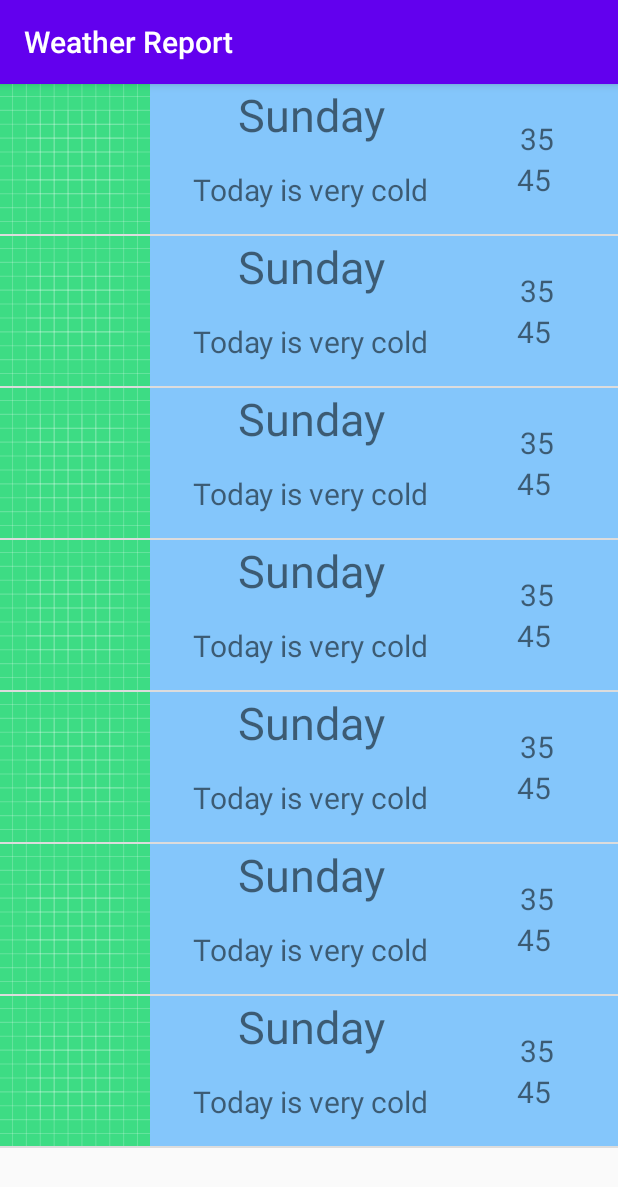
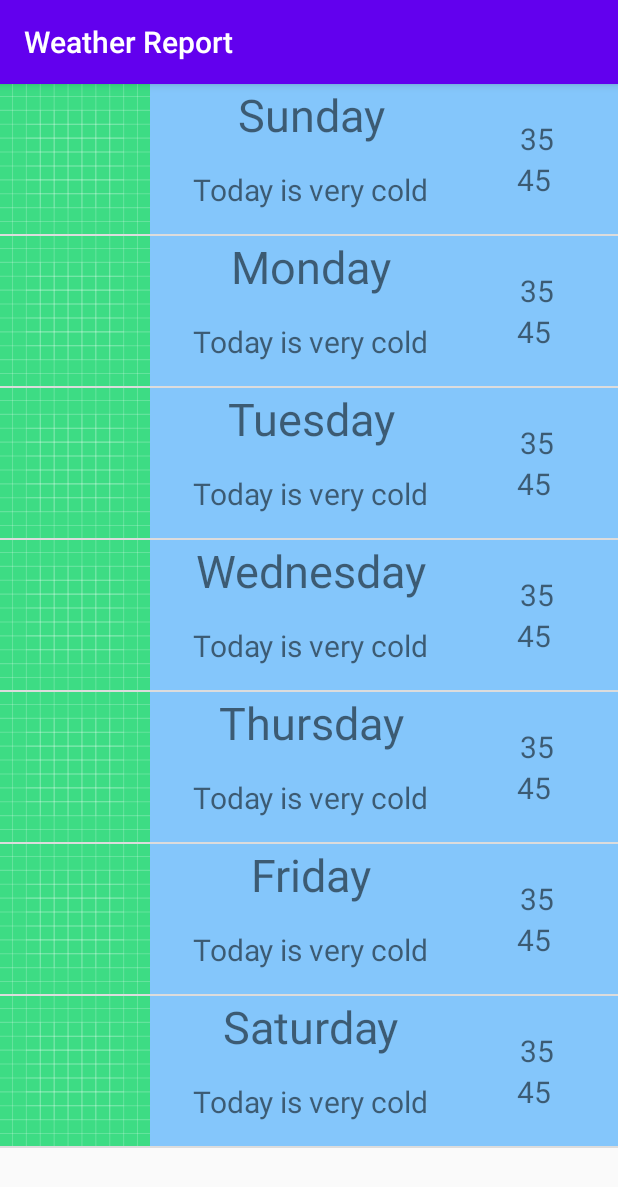
Before and after one commit to zfareed/Assignment_1, an Android app: the screen it shows after launch (MainActivity), on a phone screen of 412 x 824 dp. Shown: the top 1187 px of the screen. Run offline under Robolectric (Android 15) with nearby library versions, the phone set to English and light mode, and no system bars.

Commit message:
some changes

```diff
--- a/app/src/main/java/com/example/assignment_1/MainActivity.java
+++ b/app/src/main/java/com/example/assignment_1/MainActivity.java
@@ -7,12 +7,16 @@ import androidx.recyclerview.widget.RecyclerView;
 
 import android.os.Bundle;
 
+import java.util.ArrayList;
+
 public class MainActivity extends AppCompatActivity {
+    ArrayList<String> dayNames;
 
     @Override
     protected void onCreate(Bundle savedInstanceState) {
         super.onCreate(savedInstanceState);
         setContentView(R.layout.activity_main);
+        Days();
 
 
 
@@ -25,10 +29,21 @@ public class MainActivity extends AppCompatActivity {
 
 
         LinearLayoutManager layoutManager = new LinearLayoutManager(this);
-        MyWeatherAdapter weatherAdapter = new MyWeatherAdapter(this);
+        MyWeatherAdapter weatherAdapter = new MyWeatherAdapter(this, dayNames);
         recyclerView.setLayoutManager(layoutManager);
         recyclerView.setAdapter(weatherAdapter);
 
 
     }
+
+    public  void Days(){
+            dayNames = new ArrayList<String>();
+            dayNames.add("Sunday");
+            dayNames.add("Monday");
+            dayNames.add("Tuesday");
+            dayNames.add("Wednesday");
+            dayNames.add("Thursday");
+            dayNames.add("Friday");
+            dayNames.add("Saturday");
+    }
 }
--- a/app/src/main/java/com/example/assignment_1/MyWeatherAdapter.java
+++ b/app/src/main/java/com/example/assignment_1/MyWeatherAdapter.java
@@ -11,11 +11,15 @@ import android.widget.TextView;
 import androidx.annotation.NonNull;
 import androidx.recyclerview.widget.RecyclerView;
 
+import java.util.ArrayList;
+
 public class MyWeatherAdapter extends RecyclerView.Adapter<MyWeatherAdapter.MyViewHolder> implements View.OnClickListener{
 
     Context context;
-    public MyWeatherAdapter(Context context) {
+    ArrayList<String> days;
+    public MyWeatherAdapter(Context context, ArrayList<String> days) {
         this.context = context;
+        this.days = days;
 
 
     }
@@ -34,7 +38,7 @@ public class MyWeatherAdapter extends RecyclerView.Adapter<MyWeatherAdapter.MyVi
 
     @Override
     public void onBindViewHolder(@NonNull MyViewHolder holder, int position) {
-        holder.day.setText("Sunday");
+        holder.day.setText(days.get(position));
         holder.description.setText("Today is very cold");
         holder.minTemp.setText("35");
         holder.maxTemp.setText("45");
```
